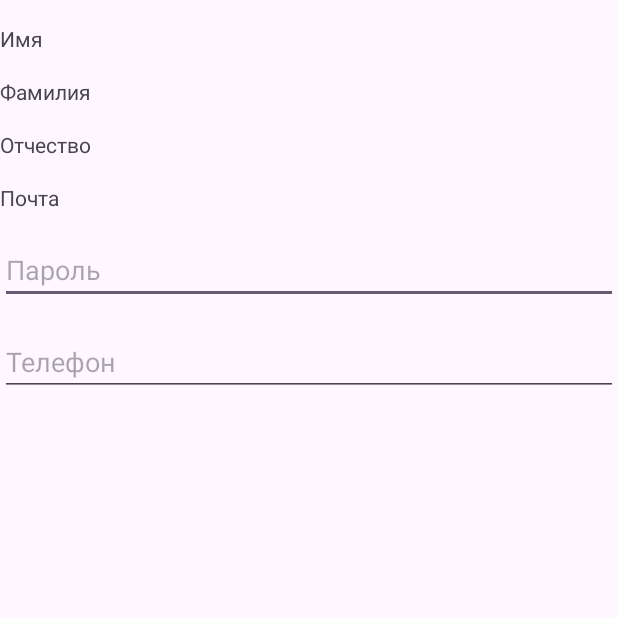
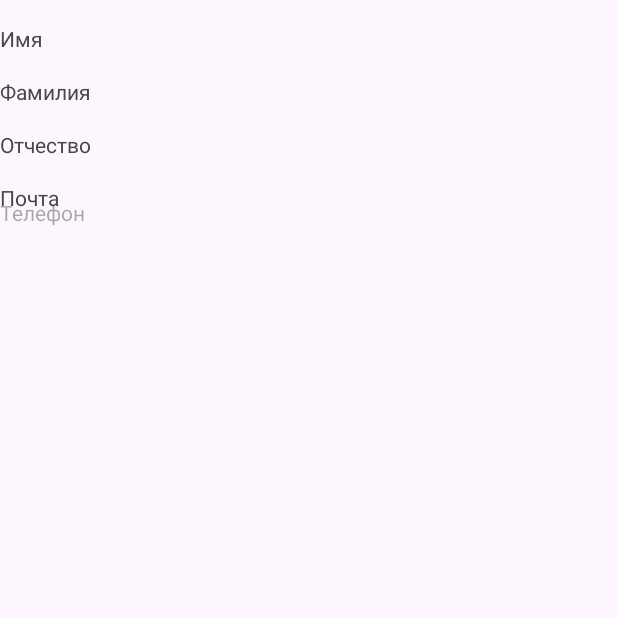
Before and after one commit to awedday/courseWorkQrCode, an Android app: the ProfileActivity screen opened directly, with no data from a screen before it, on a phone screen of 412 x 824 dp, the top half of it. Run offline under Robolectric (Android 15) with nearby library versions, the phone set to English and light mode, and no system bars.

Commit message:
New pipeline

```diff
--- a/app/src/main/AndroidManifest.xml
+++ b/app/src/main/AndroidManifest.xml
@@ -11,6 +11,7 @@
     <uses-permission android:name="android.permission.INTERNET" />
     <uses-permission android:name="android.permission.ACCESS_NETWORK_STATE" />
     <uses-permission android:name="android.permission.ACCESS_WIFI_STATE" />
+    <uses-permission android:name="android.permission.SEND_SMS"/>
 
     <application
         android:allowBackup="true"
--- a/app/src/main/java/com/example/qrcodecoursework/ProfileActivity.java
+++ b/app/src/main/java/com/example/qrcodecoursework/ProfileActivity.java
@@ -63,15 +63,14 @@ public class ProfileActivity extends AppCompatActivity {
         TextView textViewSecondName = findViewById(R.id.textViewSecondName);
         TextView textViewMiddleName = findViewById(R.id.textViewMiddleName);
         TextView textViewEmail = findViewById(R.id.textViewEmail);
-        EditText editTextPassword = findViewById(R.id.editTextPassword);
-        EditText editTextPhone = findViewById(R.id.editTextPhone);
+
+        TextView editTextPhone = findViewById(R.id.editTextPhone);
 
         // Установить значения представлений на основе данных о сотруднике
         textViewFirstName.setText(employee.getFirstName());
         textViewSecondName.setText(employee.getSecondName());
         textViewMiddleName.setText(employee.getMiddleName());
         textViewEmail.setText(employee.getMail());
-        editTextPassword.setText(employee.getPassword());
         editTextPhone.setText(employee.getPhone());
 
         // Запретить редактирование текста в представлениях для имени, фамилии, отчества и почты
--- a/app/src/main/res/layout/activity_profile.xml
+++ b/app/src/main/res/layout/activity_profile.xml
@@ -43,24 +43,16 @@
         android:layout_marginTop="16dp"
         android:layout_centerHorizontal="true"/>
 
-    <!-- Поле пароля -->
-    <EditText
-        android:id="@+id/editTextPassword"
-        android:layout_width="match_parent"
-        android:layout_height="wrap_content"
-        android:hint="Пароль"
-        android:layout_below="@id/textViewEmail"
-        android:layout_marginTop="16dp"
-        android:layout_centerHorizontal="true"/>
+
 
     <!-- Поле телефона -->
-    <EditText
+    <TextView
         android:id="@+id/editTextPhone"
         android:layout_width="match_parent"
         android:layout_height="wrap_content"
         android:hint="Телефон"
-        android:layout_below="@id/editTextPassword"
-        android:layout_marginTop="16dp"
+        android:layout_below="@id/textViewMiddleName"
+        android:layout_marginTop="26dp"
         android:layout_centerHorizontal="true"/>
 
 
```
Also changed, not shown: app/src/main/java/com/example/qrcodecoursework/ApiInterface.java (line endings or trailing spaces), app/src/main/java/com/example/qrcodecoursework/MainActivity.java (indentation only), 1 other file.
